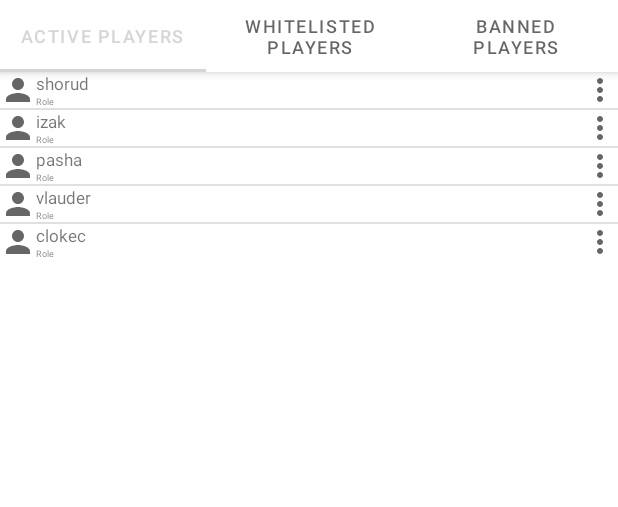
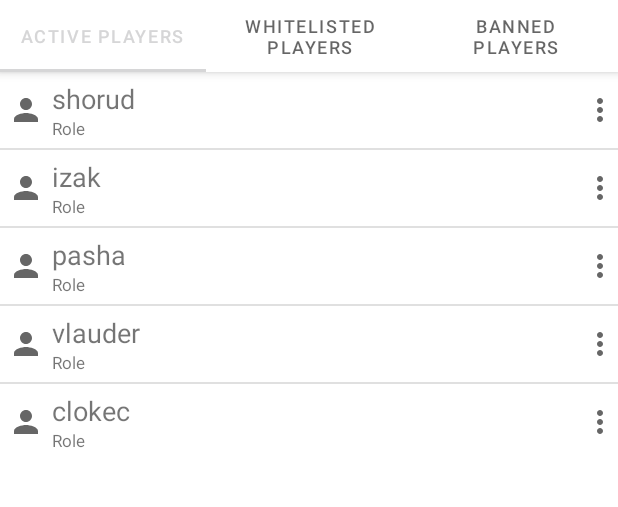
Before and after one commit to filipizydorczyk/minecraft-spigot-manager, an Android app: the PlayersFragment screen opened directly, with no data from a screen before it, on a phone screen of 412 x 824 dp, the part 89-596 px from its top. Run offline under Robolectric (Android 15) with nearby library versions, the phone set to English and light mode, and no system bars.

Commit message:
listview look correction

```diff
--- a/app/src/main/res/layout/listelement_player.xml
+++ b/app/src/main/res/layout/listelement_player.xml
@@ -5,16 +5,18 @@
     android:layout_height="match_parent"
     android:orientation="horizontal"
     android:id="@+id/listitem_players"
+    android:paddingVertical="5dp"
     >
 
     <ImageView
         android:layout_width="wrap_content"
         android:layout_height="match_parent"
         android:src="@drawable/ic_baseline_person_24"
+        android:paddingHorizontal="5dp"
         />
 
     <LinearLayout
-        android:layout_width="wrap_content"
+        android:layout_width="0dp"
         android:layout_height="match_parent"
         android:orientation="vertical"
         android:layout_weight = "1"
@@ -23,7 +25,7 @@
             android:id="@+id/listitem_players__name"
             android:layout_width="wrap_content"
             android:layout_height="wrap_content"
-            android:textSize="11sp"
+            android:textSize="18sp"
             android:text="Name"/>
 
         <TextView
@@ -31,7 +33,7 @@
             android:id="@+id/listitem_players__role"
             android:layout_width="wrap_content"
             android:layout_height="wrap_content"
-            android:textSize="6sp"
+            android:textSize="11sp"
             android:text="Role"/>
     </LinearLayout>
 
```
